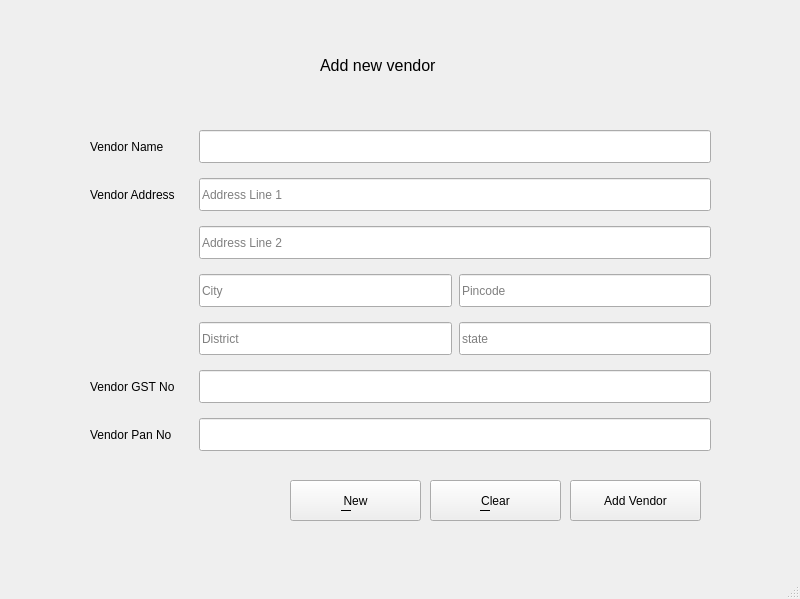
First picture: the form in add_new_vendor.ui, repository RishabMunot/pyqt-invoicing-software, before the edit.
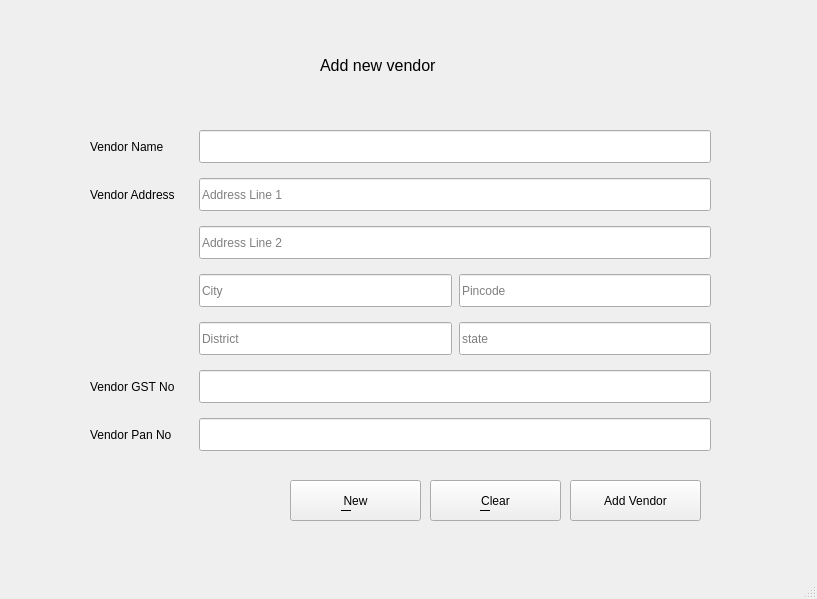
Second picture: the form after the edit.

Diff of the .ui file:
```diff
--- a/add_new_vendor.ui
+++ b/add_new_vendor.ui
@@ -6,7 +6,7 @@
    <rect>
     <x>0</x>
     <y>0</y>
-    <width>800</width>
+    <width>817</width>
     <height>599</height>
    </rect>
   </property>
```
